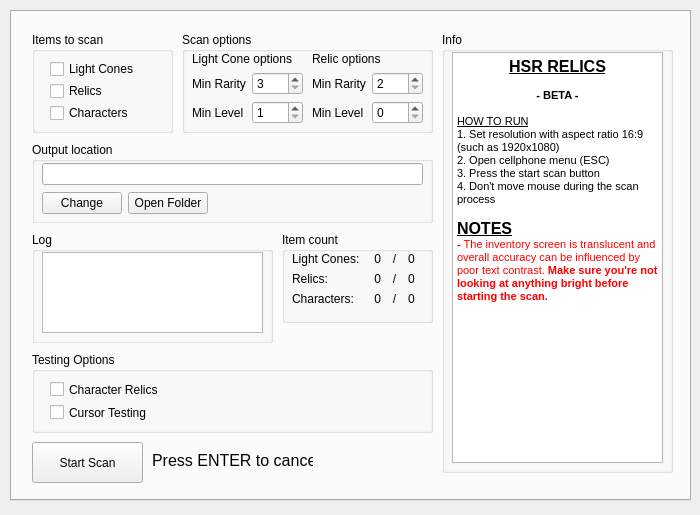
The window that src/ui/hsr_scanner.ui (ynjason/HSR-Relic) describes before a commit, drawn with Qt 5.
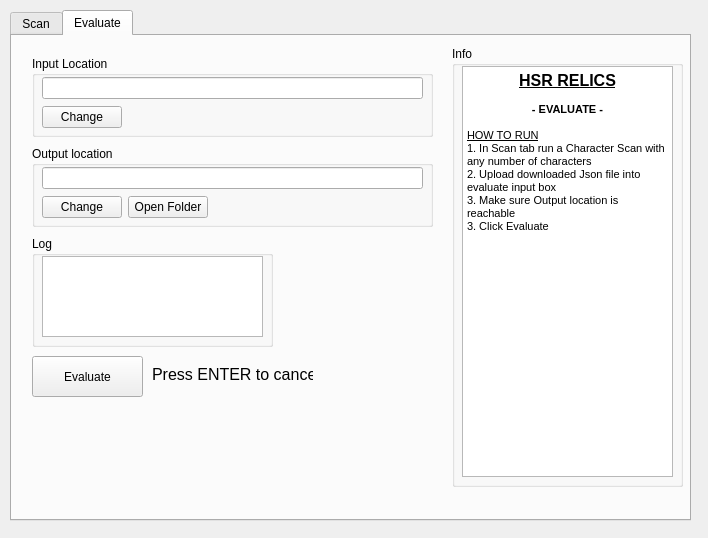
The same window after the commit. The open tabs and pages were chosen to show the change.

Commit message: add relic evaluator

Patch:
```diff
--- a/src/ui/hsr_scanner.ui
+++ b/src/ui/hsr_scanner.ui
@@ -9,8 +9,8 @@
    <rect>
     <x>0</x>
     <y>0</y>
-    <width>700</width>
-    <height>515</height>
+    <width>708</width>
+    <height>538</height>
    </rect>
   </property>
   <property name="sizePolicy">
@@ -29,7 +29,7 @@
    <bool>false</bool>
   </property>
   <property name="windowTitle">
-   <string>HSR Scanner beta v0.2.3</string>
+   <string>HSR Relics</string>
   </property>
   <widget class="QWidget" name="centralwidget">
    <property name="enabled">
@@ -44,7 +44,7 @@
       <x>10</x>
       <y>10</y>
       <width>681</width>
-      <height>491</height>
+      <height>511</height>
      </rect>
     </property>
     <property name="autoFillBackground">
@@ -496,7 +496,7 @@
 &lt;/style&gt;&lt;/head&gt;&lt;body style=&quot; font-family:'Segoe UI'; font-size:9pt; font-weight:400; font-style:normal;&quot;&gt;
 &lt;p align=&quot;center&quot; style=&quot; margin-top:0px; margin-bottom:0px; margin-left:0px; margin-right:0px; -qt-block-indent:0; text-indent:0px;&quot;&gt;&lt;span style=&quot; font-family:'MS Shell Dlg 2'; font-size:12pt; font-weight:600; text-decoration: underline;&quot;&gt;HSR RELICS&lt;/span&gt;&lt;/p&gt;
 &lt;p align=&quot;center&quot; style=&quot;-qt-paragraph-type:empty; margin-top:0px; margin-bottom:0px; margin-left:0px; margin-right:0px; -qt-block-indent:0; text-indent:0px; font-family:'MS Shell Dlg 2'; font-size:8.25pt;&quot;&gt;&lt;br /&gt;&lt;/p&gt;
-&lt;p align=&quot;center&quot; style=&quot; margin-top:0px; margin-bottom:0px; margin-left:0px; margin-right:0px; -qt-block-indent:0; text-indent:0px;&quot;&gt;&lt;span style=&quot; font-family:'MS Shell Dlg 2'; font-size:8.25pt; font-weight:600;&quot;&gt;- BETA -&lt;/span&gt;&lt;/p&gt;
+&lt;p align=&quot;center&quot; style=&quot; margin-top:0px; margin-bottom:0px; margin-left:0px; margin-right:0px; -qt-block-indent:0; text-indent:0px;&quot;&gt;&lt;span style=&quot; font-family:'MS Shell Dlg 2'; font-size:8.25pt; font-weight:600;&quot;&gt;- SCAN -&lt;/span&gt;&lt;/p&gt;
 &lt;p align=&quot;center&quot; style=&quot;-qt-paragraph-type:empty; margin-top:0px; margin-bottom:0px; margin-left:0px; margin-right:0px; -qt-block-indent:0; text-indent:0px; font-family:'MS Shell Dlg 2'; font-size:8.25pt;&quot;&gt;&lt;br /&gt;&lt;/p&gt;
 &lt;p style=&quot; margin-top:0px; margin-bottom:0px; margin-left:0px; margin-right:0px; -qt-block-indent:0; text-indent:0px;&quot;&gt;&lt;span style=&quot; font-family:'MS Shell Dlg 2'; font-size:8.25pt; text-decoration: underline;&quot;&gt;HOW TO RUN&lt;/span&gt;&lt;/p&gt;
 &lt;p style=&quot; margin-top:0px; margin-bottom:0px; margin-left:0px; margin-right:0px; -qt-block-indent:0; text-indent:0px;&quot;&gt;&lt;span style=&quot; font-family:'MS Shell Dlg 2'; font-size:8pt;&quot;&gt;1. Set resolution with aspect ratio 16:9 (such as 1920x1080)&lt;/span&gt;&lt;/p&gt;
@@ -504,6 +504,11 @@
 &lt;p style=&quot; margin-top:0px; margin-bottom:0px; margin-left:0px; margin-right:0px; -qt-block-indent:0; text-indent:0px;&quot;&gt;&lt;span style=&quot; font-family:'MS Shell Dlg 2'; font-size:8pt;&quot;&gt;3. Press the start scan button&lt;/span&gt;&lt;/p&gt;
 &lt;p style=&quot; margin-top:0px; margin-bottom:0px; margin-left:0px; margin-right:0px; -qt-block-indent:0; text-indent:0px;&quot;&gt;&lt;span style=&quot; font-family:'MS Shell Dlg 2'; font-size:8pt;&quot;&gt;4. Don't move mouse during the scan process&lt;/span&gt;&lt;/p&gt;
 &lt;p style=&quot;-qt-paragraph-type:empty; margin-top:0px; margin-bottom:0px; margin-left:0px; margin-right:0px; -qt-block-indent:0; text-indent:0px; font-family:'MS Shell Dlg 2'; font-size:8pt;&quot;&gt;&lt;br /&gt;&lt;/p&gt;
+&lt;p style=&quot; margin-top:0px; margin-bottom:0px; margin-left:0px; margin-right:0px; -qt-block-indent:0; text-indent:0px;&quot;&gt;&lt;span style=&quot; font-size:8pt; text-decoration: underline;&quot;&gt;If running Character Relics&lt;/span&gt;&lt;/p&gt;
+&lt;p style=&quot; margin-top:0px; margin-bottom:0px; margin-left:0px; margin-right:0px; -qt-block-indent:0; text-indent:0px;&quot;&gt;&lt;span style=&quot; font-size:8pt;&quot;&gt;1. Set number of characters to scan&lt;/span&gt;&lt;/p&gt;
+&lt;p style=&quot; margin-top:0px; margin-bottom:0px; margin-left:0px; margin-right:0px; -qt-block-indent:0; text-indent:0px;&quot;&gt;&lt;span style=&quot; font-size:8pt;&quot;&gt;2. Make sure all characters have relics on them&lt;/span&gt;&lt;/p&gt;
+&lt;p style=&quot; margin-top:0px; margin-bottom:0px; margin-left:0px; margin-right:0px; -qt-block-indent:0; text-indent:0px;&quot;&gt;&lt;span style=&quot; font-size:8pt;&quot;&gt;3. Make sure the relics are all 4 or 5 rarity (purple/gold)&lt;/span&gt;&lt;/p&gt;
+&lt;p style=&quot;-qt-paragraph-type:empty; margin-top:0px; margin-bottom:0px; margin-left:0px; margin-right:0px; -qt-block-indent:0; text-indent:0px; font-family:'MS Shell Dlg 2'; font-size:8pt;&quot;&gt;&lt;br /&gt;&lt;/p&gt;
 &lt;p style=&quot; margin-top:0px; margin-bottom:0px; margin-left:0px; margin-right:0px; -qt-block-indent:0; text-indent:0px;&quot;&gt;&lt;span style=&quot; font-family:'MS Shell Dlg 2'; font-size:12pt; font-weight:600; text-decoration: underline;&quot;&gt;NOTES&lt;/span&gt;&lt;/p&gt;
 &lt;p style=&quot; margin-top:0px; margin-bottom:0px; margin-left:0px; margin-right:0px; -qt-block-indent:0; text-indent:0px;&quot;&gt;&lt;span style=&quot; font-family:'MS Shell Dlg 2'; font-size:8pt; font-weight:600; color:#ff0000;&quot;&gt;- &lt;/span&gt;&lt;span style=&quot; font-family:'MS Shell Dlg 2'; font-size:8pt; color:#ff0000;&quot;&gt;The inventory screen is translucent and overall accuracy can be influenced by poor text contrast. &lt;/span&gt;&lt;span style=&quot; font-family:'MS Shell Dlg 2'; font-size:8pt; font-weight:600; color:#ff0000;&quot;&gt;Make sure you're not looking at anything bright before starting the scan.&lt;/span&gt;&lt;/p&gt;&lt;/body&gt;&lt;/html&gt;</string>
        </property>
@@ -563,33 +568,285 @@
        </rect>
       </property>
       <property name="title">
-       <string>Testing Options</string>
+       <string>Character Relics</string>
       </property>
       <layout class="QFormLayout" name="formLayout_5">
        <item row="0" column="1">
-        <layout class="QVBoxLayout" name="verticalLayout_2">
-         <item>
-          <widget class="QCheckBox" name="checkBoxScanCharRelics">
-           <property name="text">
-            <string>Character Relics</string>
-           </property>
-          </widget>
+        <layout class="QFormLayout" name="formLayout_6">
+         <item row="0" column="0">
+          <layout class="QVBoxLayout" name="verticalLayout_2">
+           <item>
+            <widget class="QCheckBox" name="checkBoxScanCharRelics">
+             <property name="text">
+              <string>Character Relics</string>
+             </property>
+            </widget>
+           </item>
+           <item>
+            <widget class="QCheckBox" name="checkBoxCursorTesting">
+             <property name="enabled">
+              <bool>true</bool>
+             </property>
+             <property name="text">
+              <string>Cursor Testing</string>
+             </property>
+            </widget>
+           </item>
+          </layout>
          </item>
-         <item>
-          <widget class="QCheckBox" name="checkBoxCursorTesting">
-           <property name="enabled">
-            <bool>true</bool>
+         <item row="0" column="1">
+          <layout class="QFormLayout" name="formLayout_7">
+           <property name="fieldGrowthPolicy">
+            <enum>QFormLayout::AllNonFixedFieldsGrow</enum>
            </property>
-           <property name="text">
-            <string>Cursor Testing</string>
-           </property>
-          </widget>
+           <item row="0" column="0">
+            <widget class="QLabel" name="label_9">
+             <property name="enabled">
+              <bool>true</bool>
+             </property>
+             <property name="text">
+              <string># of Characters to Scan</string>
+             </property>
+            </widget>
+           </item>
+           <item row="0" column="1">
+            <widget class="QSpinBox" name="spinBoxCharacterNumber">
+             <property name="enabled">
+              <bool>true</bool>
+             </property>
+             <property name="sizePolicy">
+              <sizepolicy hsizetype="Expanding" vsizetype="Fixed">
+               <horstretch>0</horstretch>
+               <verstretch>0</verstretch>
+              </sizepolicy>
+             </property>
+             <property name="minimum">
+              <number>1</number>
+             </property>
+             <property name="value">
+              <number>4</number>
+             </property>
+            </widget>
+           </item>
+          </layout>
          </item>
         </layout>
        </item>
       </layout>
      </widget>
     </widget>
+    <widget class="QWidget" name="tab_2">
+     <attribute name="title">
+      <string>Evaluate</string>
+     </attribute>
+     <widget class="QGroupBox" name="groupBox_6">
+      <property name="geometry">
+       <rect>
+        <x>440</x>
+        <y>10</y>
+        <width>231</width>
+        <height>441</height>
+       </rect>
+      </property>
+      <property name="title">
+       <string>Info</string>
+      </property>
+      <widget class="QTextEdit" name="textEdit_2">
+       <property name="geometry">
+        <rect>
+         <x>10</x>
+         <y>20</y>
+         <width>211</width>
+         <height>411</height>
+        </rect>
+       </property>
+       <property name="readOnly">
+        <bool>true</bool>
+       </property>
+       <property name="html">
+        <string>&lt;!DOCTYPE HTML PUBLIC &quot;-//W3C//DTD HTML 4.0//EN&quot; &quot;http://www.w3.org/TR/REC-html40/strict.dtd&quot;&gt;
+&lt;html&gt;&lt;head&gt;&lt;meta name=&quot;qrichtext&quot; content=&quot;1&quot; /&gt;&lt;meta charset=&quot;utf-8&quot; /&gt;&lt;style type=&quot;text/css&quot;&gt;
+p, li { white-space: pre-wrap; }
+hr { height: 1px; border-width: 0; }
+li.unchecked::marker { content: &quot;\2610&quot;; }
+li.checked::marker { content: &quot;\2612&quot;; }
+&lt;/style&gt;&lt;/head&gt;&lt;body style=&quot; font-family:'Segoe UI'; font-size:9pt; font-weight:400; font-style:normal;&quot;&gt;
+&lt;p align=&quot;center&quot; style=&quot; margin-top:0px; margin-bottom:0px; margin-left:0px; margin-right:0px; -qt-block-indent:0; text-indent:0px;&quot;&gt;&lt;span style=&quot; font-family:'MS Shell Dlg 2'; font-size:12pt; font-weight:600; text-decoration: underline;&quot;&gt;HSR RELICS&lt;/span&gt;&lt;/p&gt;
+&lt;p align=&quot;center&quot; style=&quot;-qt-paragraph-type:empty; margin-top:0px; margin-bottom:0px; margin-left:0px; margin-right:0px; -qt-block-indent:0; text-indent:0px; font-family:'MS Shell Dlg 2'; font-size:8.25pt;&quot;&gt;&lt;br /&gt;&lt;/p&gt;
+&lt;p align=&quot;center&quot; style=&quot; margin-top:0px; margin-bottom:0px; margin-left:0px; margin-right:0px; -qt-block-indent:0; text-indent:0px;&quot;&gt;&lt;span style=&quot; font-family:'MS Shell Dlg 2'; font-size:8.25pt; font-weight:600;&quot;&gt;- EVALUATE -&lt;/span&gt;&lt;/p&gt;
+&lt;p align=&quot;center&quot; style=&quot;-qt-paragraph-type:empty; margin-top:0px; margin-bottom:0px; margin-left:0px; margin-right:0px; -qt-block-indent:0; text-indent:0px; font-family:'MS Shell Dlg 2'; font-size:8.25pt;&quot;&gt;&lt;br /&gt;&lt;/p&gt;
+&lt;p style=&quot; margin-top:0px; margin-bottom:0px; margin-left:0px; margin-right:0px; -qt-block-indent:0; text-indent:0px;&quot;&gt;&lt;span style=&quot; font-family:'MS Shell Dlg 2'; font-size:8.25pt; text-decoration: underline;&quot;&gt;HOW TO RUN&lt;/span&gt;&lt;/p&gt;
+&lt;p style=&quot; margin-top:0px; margin-bottom:0px; margin-left:0px; margin-right:0px; -qt-block-indent:0; text-indent:0px;&quot;&gt;&lt;span style=&quot; font-family:'MS Shell Dlg 2'; font-size:8pt;&quot;&gt;1. In Scan tab run a Character Scan with any number of characters&lt;/span&gt;&lt;/p&gt;
+&lt;p style=&quot; margin-top:0px; margin-bottom:0px; margin-left:0px; margin-right:0px; -qt-block-indent:0; text-indent:0px;&quot;&gt;&lt;span style=&quot; font-family:'MS Shell Dlg 2'; font-size:8pt;&quot;&gt;2. Upload downloaded Json file into evaluate input box&lt;/span&gt;&lt;/p&gt;
+&lt;p style=&quot; margin-top:0px; margin-bottom:0px; margin-left:0px; margin-right:0px; -qt-block-indent:0; text-indent:0px;&quot;&gt;&lt;span style=&quot; font-family:'MS Shell Dlg 2'; font-size:8pt;&quot;&gt;3. Make sure Output location is reachable&lt;/span&gt;&lt;/p&gt;
+&lt;p style=&quot; margin-top:0px; margin-bottom:0px; margin-left:0px; margin-right:0px; -qt-block-indent:0; text-indent:0px;&quot;&gt;&lt;span style=&quot; font-family:'MS Shell Dlg 2'; font-size:8pt;&quot;&gt;3. Click Evaluate&lt;/span&gt;&lt;/p&gt;
+&lt;p style=&quot;-qt-paragraph-type:empty; margin-top:0px; margin-bottom:0px; margin-left:0px; margin-right:0px; -qt-block-indent:0; text-indent:0px; font-family:'MS Shell Dlg 2'; font-size:8pt;&quot;&gt;&lt;br /&gt;&lt;/p&gt;
+&lt;p style=&quot;-qt-paragraph-type:empty; margin-top:0px; margin-bottom:0px; margin-left:0px; margin-right:0px; -qt-block-indent:0; text-indent:0px; font-family:'MS Shell Dlg 2'; font-size:8pt;&quot;&gt;&lt;br /&gt;&lt;/p&gt;
+&lt;p style=&quot;-qt-paragraph-type:empty; margin-top:0px; margin-bottom:0px; margin-left:0px; margin-right:0px; -qt-block-indent:0; text-indent:0px;&quot;&gt;&lt;br /&gt;&lt;/p&gt;&lt;/body&gt;&lt;/html&gt;</string>
+       </property>
+      </widget>
+     </widget>
+     <widget class="QGroupBox" name="groupBox_7">
+      <property name="geometry">
+       <rect>
+        <x>20</x>
+        <y>110</y>
+        <width>401</width>
+        <height>81</height>
+       </rect>
+      </property>
+      <property name="title">
+       <string>Output location</string>
+      </property>
+      <widget class="QWidget" name="gridLayoutWidget_2">
+       <property name="geometry">
+        <rect>
+         <x>10</x>
+         <y>20</y>
+         <width>381</width>
+         <height>54</height>
+        </rect>
+       </property>
+       <layout class="QGridLayout" name="gridLayout_2">
+        <item row="1" column="1">
+         <widget class="QPushButton" name="pushButtonEvaluateOpenLocation">
+          <property name="text">
+           <string>Open Folder</string>
+          </property>
+         </widget>
+        </item>
+        <item row="1" column="0">
+         <widget class="QPushButton" name="pushButtonEvaluateChangeLocation">
+          <property name="text">
+           <string>Change</string>
+          </property>
+         </widget>
+        </item>
+        <item row="1" column="2">
+         <spacer name="horizontalSpacer_2">
+          <property name="orientation">
+           <enum>Qt::Horizontal</enum>
+          </property>
+          <property name="sizeHint" stdset="0">
+           <size>
+            <width>40</width>
+            <height>20</height>
+           </size>
+          </property>
+         </spacer>
+        </item>
+        <item row="0" column="0" colspan="3">
+         <widget class="QLineEdit" name="lineEditEvaluateOutputLocation"/>
+        </item>
+       </layout>
+      </widget>
+     </widget>
+     <widget class="QGroupBox" name="groupBox_8">
+      <property name="geometry">
+       <rect>
+        <x>20</x>
+        <y>20</y>
+        <width>401</width>
+        <height>81</height>
+       </rect>
+      </property>
+      <property name="title">
+       <string>Input Location</string>
+      </property>
+      <widget class="QWidget" name="gridLayoutWidget_3">
+       <property name="geometry">
+        <rect>
+         <x>10</x>
+         <y>20</y>
+         <width>381</width>
+         <height>54</height>
+        </rect>
+       </property>
+       <layout class="QGridLayout" name="gridLayout_3">
+        <item row="0" column="0" colspan="2">
+         <widget class="QLineEdit" name="lineEditEvaluateInputLocation"/>
+        </item>
+        <item row="1" column="0">
+         <widget class="QPushButton" name="pushButtonChangeEvaluateInputLocation">
+          <property name="text">
+           <string>Change</string>
+          </property>
+         </widget>
+        </item>
+        <item row="1" column="1">
+         <spacer name="horizontalSpacer_3">
+          <property name="orientation">
+           <enum>Qt::Horizontal</enum>
+          </property>
+          <property name="sizeHint" stdset="0">
+           <size>
+            <width>40</width>
+            <height>20</height>
+           </size>
+          </property>
+         </spacer>
+        </item>
+       </layout>
+      </widget>
+     </widget>
+     <widget class="QPushButton" name="pushButtonStartEvaluate">
+      <property name="geometry">
+       <rect>
+        <x>20</x>
+        <y>320</y>
+        <width>111</width>
+        <height>41</height>
+       </rect>
+      </property>
+      <property name="text">
+       <string>Evaluate</string>
+      </property>
+     </widget>
+     <widget class="QGroupBox" name="groupBox_9">
+      <property name="geometry">
+       <rect>
+        <x>20</x>
+        <y>200</y>
+        <width>241</width>
+        <height>111</height>
+       </rect>
+      </property>
+      <property name="title">
+       <string>Log</string>
+      </property>
+      <widget class="QPlainTextEdit" name="textEditEvaluateLog">
+       <property name="geometry">
+        <rect>
+         <x>10</x>
+         <y>20</y>
+         <width>221</width>
+         <height>81</height>
+        </rect>
+       </property>
+       <property name="readOnly">
+        <bool>true</bool>
+       </property>
+      </widget>
+     </widget>
+     <widget class="QLabel" name="label_10">
+      <property name="geometry">
+       <rect>
+        <x>140</x>
+        <y>330</y>
+        <width>161</width>
+        <height>16</height>
+       </rect>
+      </property>
+      <property name="font">
+       <font>
+        <pointsize>12</pointsize>
+       </font>
+      </property>
+      <property name="text">
+       <string>Press ENTER to cancel</string>
+      </property>
+     </widget>
+    </widget>
    </widget>
   </widget>
  </widget>
```
The commit also changes 10 other files.
